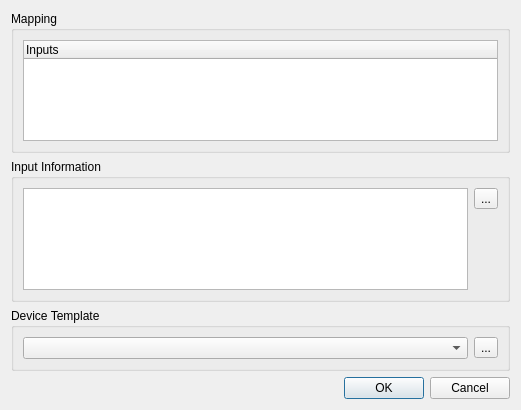
The window that main/inputpatcheditor.ui (Andersbakken/qlc) describes before a commit, drawn with Qt 5.
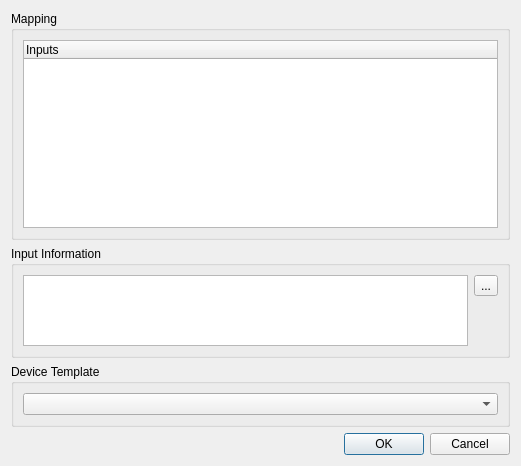
The same window after the commit.

```diff
--- a/main/inputpatcheditor.ui
+++ b/main/inputpatcheditor.ui
@@ -6,7 +6,7 @@
     <x>0</x>
     <y>0</y>
     <width>521</width>
-    <height>410</height>
+    <height>466</height>
    </rect>
   </property>
   <property name="windowTitle" >
@@ -16,7 +16,7 @@
    <item>
     <widget class="QGroupBox" name="m_mappingGroup" >
      <property name="sizePolicy" >
-      <sizepolicy vsizetype="Preferred" hsizetype="Preferred" >
+      <sizepolicy vsizetype="Expanding" hsizetype="Preferred" >
        <horstretch>0</horstretch>
        <verstretch>0</verstretch>
       </sizepolicy>
@@ -39,12 +39,25 @@
    </item>
    <item>
     <widget class="QGroupBox" name="m_infoGroup" >
+     <property name="sizePolicy" >
+      <sizepolicy vsizetype="Maximum" hsizetype="Preferred" >
+       <horstretch>0</horstretch>
+       <verstretch>0</verstretch>
+      </sizepolicy>
+     </property>
      <property name="title" >
       <string>Input Information</string>
      </property>
      <layout class="QGridLayout" name="gridLayout_2" >
       <item rowspan="2" row="0" column="0" >
-       <widget class="QTextBrowser" name="m_infoBrowser" />
+       <widget class="QTextBrowser" name="m_infoBrowser" >
+        <property name="sizePolicy" >
+         <sizepolicy vsizetype="Ignored" hsizetype="Expanding" >
+          <horstretch>0</horstretch>
+          <verstretch>0</verstretch>
+         </sizepolicy>
+        </property>
+       </widget>
       </item>
       <item row="0" column="1" >
        <widget class="QToolButton" name="m_configureButton" >
@@ -81,7 +94,7 @@
    <item>
     <widget class="QGroupBox" name="m_deviceGroup" >
      <property name="sizePolicy" >
-      <sizepolicy vsizetype="Preferred" hsizetype="Preferred" >
+      <sizepolicy vsizetype="Maximum" hsizetype="Preferred" >
        <horstretch>0</horstretch>
        <verstretch>0</verstretch>
       </sizepolicy>
@@ -100,22 +113,6 @@
         </property>
        </widget>
       </item>
-      <item>
-       <widget class="QToolButton" name="m_configureDevicesButton" >
-        <property name="toolTip" >
-         <string>Configure device templates</string>
-        </property>
-        <property name="text" >
-         <string>...</string>
-        </property>
-        <property name="iconSize" >
-         <size>
-          <width>26</width>
-          <height>26</height>
-         </size>
-        </property>
-       </widget>
-      </item>
      </layout>
     </widget>
    </item>
```
Left out of the diff: 3 changed lines with no effect on the pictures.
